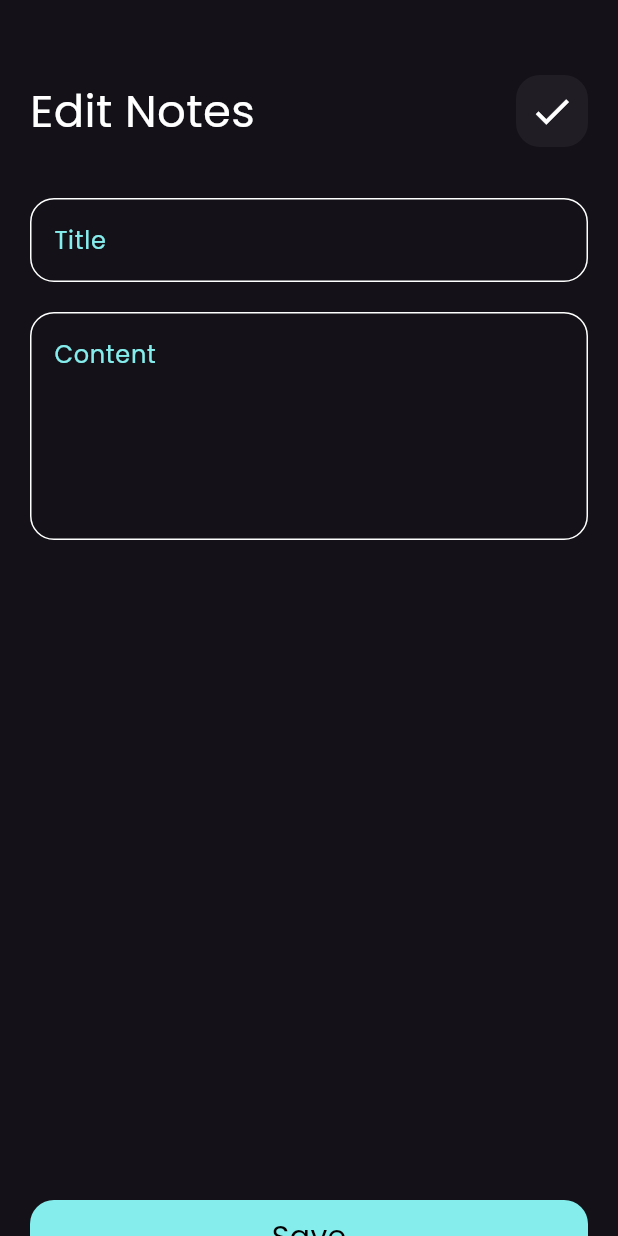
After one commit to hagerawd/note_app, a Flutter app: the screen it shows after launch, after a tap on "Flutter tips", on a phone screen of 412 x 824 dp. The commit adds this screen. Run offline on Flutter 3.47's test engine with Material 3 defaults, Android fonts, the phone set to English and light mode, and no system bars.

Commit message:
finish edit note view

```diff
--- /dev/null
+++ b/lib/views/EditNoteBodyView.dart
@@ -0,0 +1,10 @@
+import 'package:flutter/material.dart';
+import 'package:note_app/views/widgets/EditNoteBody.dart';
+class EditNoteBodyView extends StatelessWidget {
+  const EditNoteBodyView({super.key});
+
+  @override
+  Widget build(BuildContext context) {
+    return Scaffold(body: EditNoteBody());
+  }
+}
--- a/lib/views/widgets/AddNoteBottomSheet.dart
+++ b/lib/views/widgets/AddNoteBottomSheet.dart
@@ -17,7 +17,7 @@ class AddNoteBottomSheet extends StatelessWidget {
               CustomTextField( hintText: "Title",),
               CustomTextField( hintText: "Content",maxLines: 5,),
               SizedBox(height: 130,),
-              CustomButton(),
+              CustomButton(text: "add",),
             ],
           ),
         ),
--- a/lib/views/widgets/CustomAppBar.dart
+++ b/lib/views/widgets/CustomAppBar.dart
@@ -2,18 +2,19 @@ import 'package:flutter/material.dart';
 
 import 'CustomSearchIcon.dart';
 class CustomAppBar extends StatelessWidget {
-  const CustomAppBar({super.key});
-
+  const CustomAppBar({super.key,required this.text,required this.icon});
+  final String text;
+  final IconData icon;
   @override
   Widget build(BuildContext context) {
     return Row(
       children: [
-        Text("Notes",style: TextStyle(fontSize: 30,
+        Text(text,style: TextStyle(fontSize: 30,
 
           color: Colors.white,
           decoration: TextDecoration.none,),),
         Spacer(),
-        CustomSearchIcon(),
+        CustomIcon(icon: icon,),
 
       ],
     );
--- a/lib/views/widgets/CustomButton.dart
+++ b/lib/views/widgets/CustomButton.dart
@@ -1,8 +1,8 @@
 import 'package:flutter/material.dart';
 import 'package:note_app/constants.dart';
 class CustomButton extends StatelessWidget {
-  const CustomButton({super.key});
-
+  const CustomButton({super.key,required this.text});
+  final String text;
   @override
   Widget build(BuildContext context) {
     return Container(
@@ -12,7 +12,7 @@ class CustomButton extends StatelessWidget {
         borderRadius: BorderRadius.circular(16),
         color: kPrimaryColor,
       ),
-      child: Center(child: Text("Add",style: TextStyle(color: Colors.black,fontSize: 20),)),
+      child: Center(child: Text(text,style: TextStyle(color: Colors.black,fontSize: 20),)),
     );
   }
 }
--- a/lib/views/widgets/CustomSearchIcon.dart
+++ b/lib/views/widgets/CustomSearchIcon.dart
@@ -1,6 +1,8 @@
 import 'package:flutter/material.dart';
-class CustomSearchIcon extends StatelessWidget {
-  const CustomSearchIcon({super.key});
+class CustomIcon extends StatelessWidget {
+  final IconData icon;
+
+  const CustomIcon({super.key,required this.icon});
 
   @override
   Widget build(BuildContext context) {
@@ -12,7 +14,7 @@ class CustomSearchIcon extends StatelessWidget {
         borderRadius: BorderRadius.circular(16)
       ),
       child: Center(
-        child: Icon(Icons.search,size: 30,),
+        child: Icon(icon,size: 30,),
       ),
     );
   }
--- /dev/null
+++ b/lib/views/widgets/EditNoteBody.dart
@@ -0,0 +1,34 @@
+import 'package:flutter/material.dart';
+
+import 'CustomAppBar.dart';
+import 'CustomButton.dart';
+import 'CustomTextField.dart';
+class EditNoteBody extends StatelessWidget {
+  const EditNoteBody({super.key});
+
+  @override
+  Widget build(BuildContext context) {
+    return Container(
+        child: Padding(
+          padding: const EdgeInsets.symmetric(horizontal: 20),
+          child: Column(
+            children: [
+              SizedBox(height: 50,),
+              CustomAppBar(text: "Edit Notes",icon: Icons.check),
+              SingleChildScrollView(
+                child: Column(
+                  children: [
+                    SizedBox(height: 24,),
+                    CustomTextField( hintText: "Title",),
+                    CustomTextField( hintText: "Content",maxLines: 5,),
+                    SizedBox(height: 430,),
+                    CustomButton(text: "Save",),
+                  ],
+                ),
+              ),
+            ],
+          ),
+        ),
+    );
+  }
+}
--- a/lib/views/widgets/NoteItem.dart
+++ b/lib/views/widgets/NoteItem.dart
@@ -1,10 +1,17 @@
 import 'package:flutter/material.dart';
+import 'package:note_app/views/EditNoteBodyView.dart';
 class NoteItem extends StatelessWidget {
   const NoteItem({super.key,required this.color});
 final Color color;
   @override
   Widget build(BuildContext context) {
-    return  Container(
+    return  GestureDetector(
+      onTap: (){
+        Navigator.push(context , MaterialPageRoute(builder: (context){
+          return EditNoteBodyView();
+        }));
+      },
+      child: Container(
         padding: const EdgeInsets.only(top: 24,bottom: 24,left: 12),
         decoration: BoxDecoration(
           color: color,
@@ -30,6 +37,7 @@ final Color color;
           ],
         ),
 
+      ),
     );
   }
 }
--- a/lib/views/widgets/NoteViewBody.dart
+++ b/lib/views/widgets/NoteViewBody.dart
@@ -13,7 +13,7 @@ class NoteViewBody extends StatelessWidget {
       child: Column(
         children: [
           SizedBox(height: 50,),
-          CustomAppBar(),
+          CustomAppBar(text: "Notes",icon: Icons.search,),
 
           Expanded(child: Notelistview()),
         ],
```
Lines whose indentation alone changed are shown as unchanged.
